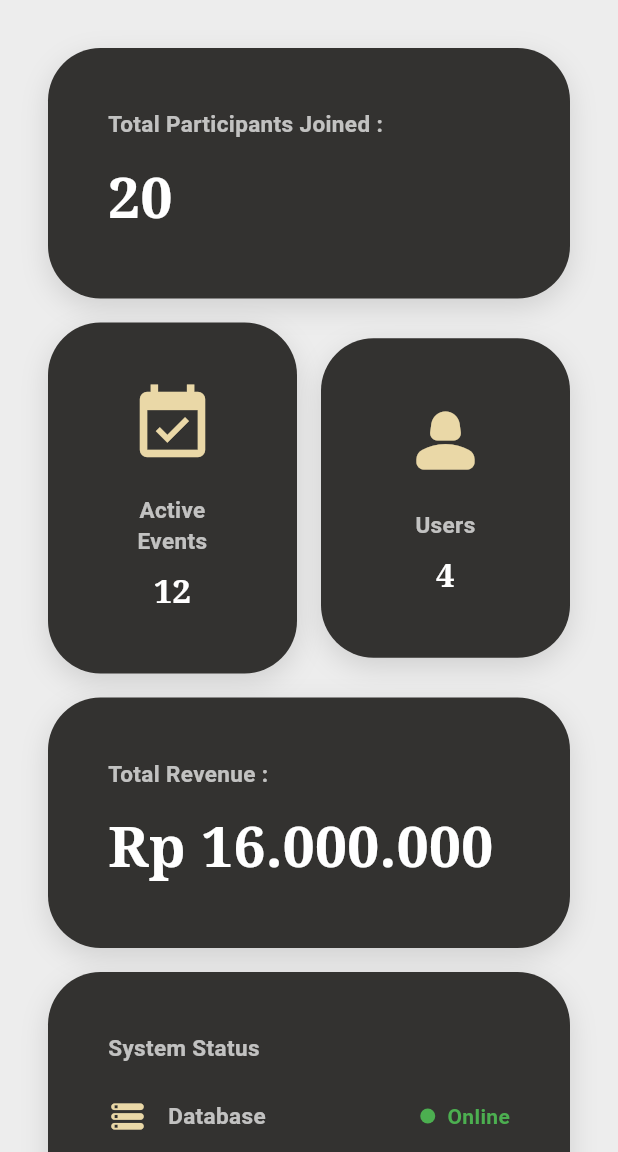
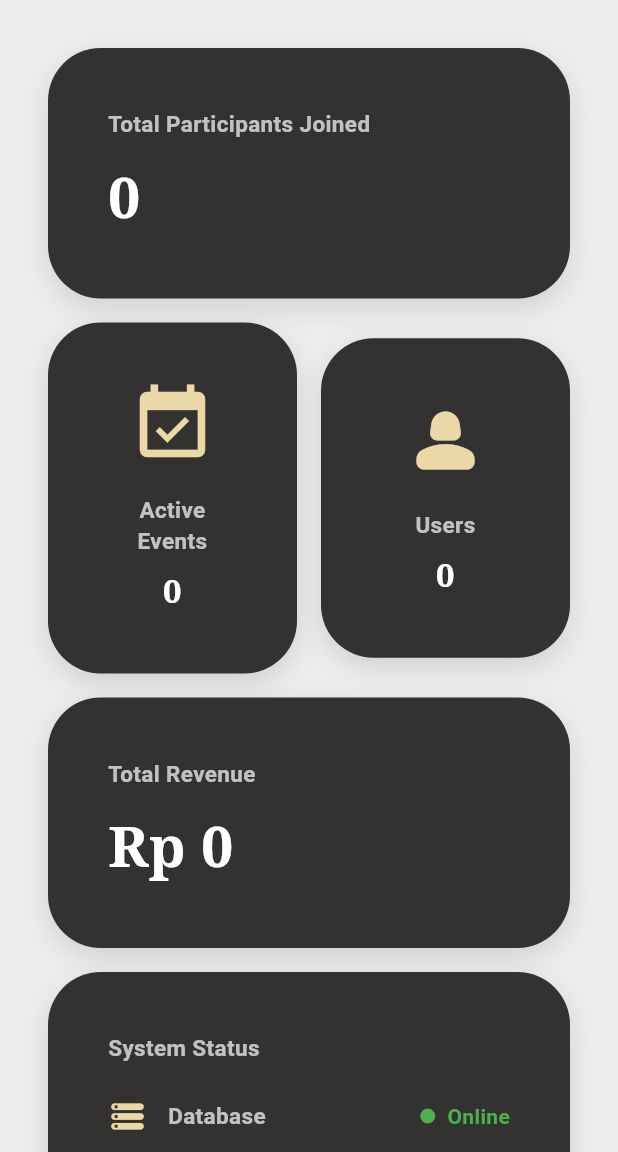
Before and after one commit to alifXz/SE-MHS, a Flutter app: the screen it shows once a user with an empty profile is signed in, in the side drawer, after a tap on "Admin Page", on a phone screen of 412 x 824 dp, the part 84-1236 px from its top. Run offline on Flutter 3.47's test engine with Material 3 defaults, Android fonts, the light colour scheme and no system bars; our stand-ins replace curved_labeled_navigation_bar, supabase_flutter, table_calendar; accounts and stored records are empty; Roboto replaces fonts that are missing (Serif).

Commit message:
admin_screen changes
no more placeholders

```diff
--- a/flutter_final_project_kintkin/lib/AdminWidgets/adminDrawer.dart
+++ b/flutter_final_project_kintkin/lib/AdminWidgets/adminDrawer.dart
@@ -1,5 +1,4 @@
 import 'package:flutter/material.dart';
-import 'package:flutter_final_project_kintkin/Pages/CreateCommunity_screen.dart';
 import 'package:flutter_final_project_kintkin/Pages/event_screen.dart';
 import 'package:flutter_final_project_kintkin/Pages/history_page.dart';
 import 'package:flutter_final_project_kintkin/Pages/login_screen.dart';
--- a/flutter_final_project_kintkin/lib/AdminWidgets/event_leaderboard_card.dart
+++ b/flutter_final_project_kintkin/lib/AdminWidgets/event_leaderboard_card.dart
@@ -5,14 +5,10 @@ class EventLeaderboardEntry {
   final String eventTitle;
   final int participantCount;
 
-EventLeaderboardEntry({required this.eventTitle, required this.participantCount});
-
-factory EventLeaderboardEntry.fromJson(Map<String, dynamic> json) {
-return EventLeaderboardEntry(
-eventTitle: json['title'] as String,
-participantCount: json['participant_count'] as int,
-);
-}
+  EventLeaderboardEntry({
+    required this.eventTitle,
+    required this.participantCount,
+  });
 }
 
 class EventLeaderboardCard extends StatefulWidget {
@@ -33,41 +29,66 @@ _load();
   }
 
   Future<List<EventLeaderboardEntry>> _fetchLeaderboard() async {
-final response = await Supabase.instance.client
+    final supabase = Supabase.instance.client;
+
+    final events = await supabase
         .from('events')
-.select('title, participant_count')
-.order('participant_count', ascending: false)
-.limit(5);
+        .select('id, title');
 
-return (response as List)
-.map((e) => EventLeaderboardEntry.fromJson(e as Map<String, dynamic>))
-.toList();
+    List<EventLeaderboardEntry> leaderboard = [];
+
+    for (final event in events) {
+      final registrations = await supabase
+          .from('registrations')
+          .select()
+          .eq('event_id', event['id']);
+
+      leaderboard.add(
+        EventLeaderboardEntry(
+          eventTitle: event['title'] as String,
+          participantCount: registrations.length,
+        ),
+      );
+    }
+
+    leaderboard.sort(
+      (a, b) => b.participantCount.compareTo(a.participantCount),
+    );
+
+    return leaderboard.take(5).toList();
   }
 
   Future<void> _load() async {
-if (mounted) setState(() => _loading = true);
+    if (mounted) {
+      setState(() => _loading = true);
+    }
+
     try {
       final data = await _fetchLeaderboard();
-if (mounted) setState(() { _entries = data; _loading = false; });
-} catch (_) {
-if (mounted) setState(() { _entries = _mockEntries(); _loading = false; });
+
+      if (!mounted) return;
+
+      setState(() {
+        _entries = data;
+        _loading = false;
+      });
+    } catch (e) {
+      debugPrint('Leaderboard Error: $e');
+
+      if (!mounted) return;
+
+      setState(() {
+        _entries = [];
+        _loading = false;
+      });
     }
-}
-
-List<EventLeaderboardEntry> _mockEntries() {
-return [
-EventLeaderboardEntry(eventTitle: 'Event A', participantCount: 120),
-EventLeaderboardEntry(eventTitle: 'Event B', participantCount: 95),
-EventLeaderboardEntry(eventTitle: 'Event C', participantCount: 80),
-EventLeaderboardEntry(eventTitle: 'Event D', participantCount: 60),
-EventLeaderboardEntry(eventTitle: 'Event E', participantCount: 45),
-];
   }
 
   Color _rankColor(int rank) {
     if (rank == 1) return const Color(0xFFFFD700);
     if (rank == 2) return const Color(0xFFB0BEC5);
     if (rank == 3) return const Color(0xFFCD7F32);
+
     return Colors.white38;
   }
 
@@ -103,11 +124,17 @@ fontWeight: FontWeight.w600,
               ),
               GestureDetector(
                 onTap: _load,
-child: const Icon(Icons.refresh, color: Colors.white30, size: 16),
+                child: const Icon(
+                  Icons.refresh,
+                  color: Colors.white30,
+                  size: 16,
+                ),
               ),
             ],
           ),
+
           const SizedBox(height: 22),
+
           if (_loading)
             const Center(
               child: Padding(
@@ -118,12 +145,28 @@ strokeWidth: 2,
                 ),
               ),
             )
+          else if (_entries.isEmpty)
+            const Center(
+              child: Padding(
+                padding: EdgeInsets.symmetric(vertical: 12),
+                child: Text(
+                  'No event data available',
+                  style: TextStyle(
+                    color: Colors.white54,
+                    fontSize: 14,
+                  ),
+                ),
+              ),
+            )
           else
             ...List.generate(_entries.length, (i) {
               final entry = _entries[i];
               final rank = i + 1;
+
               return Padding(
-padding: EdgeInsets.only(bottom: i < _entries.length - 1 ? 16 : 0),
+                padding: EdgeInsets.only(
+                  bottom: i < _entries.length - 1 ? 16 : 0,
+                ),
                 child: Row(
                   children: [
                     SizedBox(
@@ -137,7 +180,9 @@ fontWeight: FontWeight.bold,
                         ),
                       ),
                     ),
+
                     const SizedBox(width: 10),
+
                     Expanded(
                       child: Text(
                         entry.eventTitle,
@@ -149,10 +194,17 @@ fontWeight: FontWeight.w500,
                         overflow: TextOverflow.ellipsis,
                       ),
                     ),
+
                     Row(
                       children: [
-const Icon(Icons.people, color: Colors.white38, size: 14),
+                        const Icon(
+                          Icons.people,
+                          color: Colors.white38,
+                          size: 14,
+                        ),
+
                         const SizedBox(width: 5),
+
                         Text(
                           '${entry.participantCount}',
                           style: const TextStyle(
--- a/flutter_final_project_kintkin/lib/Pages/admin_screen.dart
+++ b/flutter_final_project_kintkin/lib/Pages/admin_screen.dart
@@ -1,20 +1,78 @@
 import 'package:flutter/material.dart';
+
 import 'package:flutter_final_project_kintkin/AdminWidgets/StatisticsCard.dart';
 import 'package:flutter_final_project_kintkin/AdminWidgets/api_status_card.dart';
 import 'package:flutter_final_project_kintkin/AdminWidgets/event_leaderboard_card.dart';
+
 import '../AdminWidgets/adminDrawer.dart';
-class AdminScreen extends StatelessWidget {
+import '../services/admin_service.dart';
+
+import 'package:intl/intl.dart';
+
+class AdminScreen extends StatefulWidget {
   const AdminScreen({super.key});
 
   @override
+  State<AdminScreen> createState() => _AdminScreenState();
+}
+
+class _AdminScreenState extends State<AdminScreen> {
+  int totalParticipants = 0;
+  int activeEvents = 0;
+  int totalRevenue = 0;
+  int totalUsers = 0;
+
+  bool loading = true;
+
+  @override
+  void initState() {
+    super.initState();
+    loadDashboard();
+  }
+
+  Future<void> loadDashboard() async {
+    final service = AdminService();
+
+    try {
+      final participants = await service.getTotalParticipants();
+      final active = await service.getActiveEvents();
+      final revenue = await service.getTotalRevenue();
+      final users = await service.getTotalUsers();
+
+      if (!mounted) return;
+
+      setState(() {
+        totalParticipants = participants;
+        activeEvents = active;
+        totalRevenue = revenue;
+        totalUsers = users;
+        loading = false;
+      });
+    } catch (e) {
+      debugPrint('Dashboard Error: $e');
+
+      if (!mounted) return;
+
+      setState(() {
+        loading = false;
+      });
+    }
+  }
+
+  @override
   Widget build(BuildContext context) {
+    final formattedRevenue = NumberFormat.decimalPattern('id_ID').format(totalRevenue);
     return Scaffold(
       backgroundColor: const Color.fromARGB(255, 237, 237, 237),
-      appBar:  AppBar(
+
+      appBar: AppBar(
         automaticallyImplyLeading: false,
         leading: Builder(
           builder: (context) => IconButton(
-            icon: const Icon(Icons.arrow_back, color: Colors.black87),
+            icon: const Icon(
+              Icons.arrow_back,
+              color: Colors.black87,
+            ),
             onPressed: () => Navigator.pop(context),
           ),
         ),
@@ -30,53 +88,73 @@ class AdminScreen extends StatelessWidget {
         actions: [
           Builder(
             builder: (context) => IconButton(
-              icon: const Icon(Icons.menu, color: Colors.black87),
-              onPressed: () => Scaffold.of(context).openEndDrawer(),
+              icon: const Icon(
+                Icons.menu,
+                color: Colors.black87,
+              ),
+              onPressed: () =>
+                  Scaffold.of(context).openEndDrawer(),
             ),
           ),
         ],
       ),
+
       endDrawer: const Admindrawer(),
-      body: SingleChildScrollView(
+
+      body: loading
+          ? const Center(
+              child: CircularProgressIndicator(),
+            )
+          : SingleChildScrollView(
               padding: const EdgeInsets.all(32),
               child: Column(
                 children: [
-            const StatCard(
-              title: 'Total Participants Joined :',
-              value: '20',
+                  StatCard(
+                    title: 'Total Participants Joined',
+                    value: totalParticipants.toString(),
                     icon: Icons.groups,
                   ),
+
                   const SizedBox(height: 16),
-            const Row(
+
+                  Row(
                     children: [
                       Expanded(
                         child: StatCard(
                           title: 'Active Events',
-                    value: '12',
+                          value: activeEvents.toString(),
                           icon: Icons.event_available,
                           isSmall: true,
                         ),
                       ),
-                SizedBox(width: 16),
+
+                      const SizedBox(width: 16),
+
                       Expanded(
                         child: StatCard(
                           title: 'Users',
-                    value: '4',
+                          value: totalUsers.toString(),
                           icon: Icons.person_2_rounded,
                           isSmall: true,
                         ),
                       ),
                     ],
                   ),
+
                   const SizedBox(height: 16),
-            const StatCard(
-              title: 'Total Revenue :',
-              value: 'Rp 16.000.000',
+
+                  StatCard(
+                    title: 'Total Revenue',
+                    value: 'Rp $formattedRevenue',
                     icon: Icons.account_balance_wallet,
                   ),
+
                   const SizedBox(height: 16),
+
                   const ApiStatusCard(),
+
                   const SizedBox(height: 16),
+
                   const EventLeaderboardCard(),
                 ],
               ),
--- /dev/null
+++ b/flutter_final_project_kintkin/lib/services/admin_service.dart
@@ -0,0 +1,52 @@
+import 'package:supabase_flutter/supabase_flutter.dart';
+
+class AdminService {
+  final _supabase = Supabase.instance.client;
+
+  Future<int> getTotalParticipants() async {
+    final response = await _supabase
+        .from('registrations')
+        .select();
+
+    return response.length;
+  }
+
+  Future<int> getActiveEvents() async {
+    final today = DateTime.now().toIso8601String().split('T').first;
+
+    final response = await _supabase
+        .from('events')
+        .select()
+        .gte('event_date', today);
+
+    return response.length;
+  }
+
+  Future<int> getTotalRevenue() async {
+    final registrations = await _supabase
+        .from('registrations')
+        .select('event_id');
+
+    int revenue = 0;
+
+    for (final registration in registrations) {
+      final event = await _supabase
+          .from('events')
+          .select('price')
+          .eq('id', registration['event_id'])
+          .single();
+
+      revenue += (event['price'] as int?) ?? 0;
+    }
+
+    return revenue;
+  }
+
+  Future<int> getTotalUsers() async {
+    final response = await _supabase
+        .from('users')
+        .select();
+
+    return response.length;
+  }
+}
```
Lines whose indentation alone changed are shown as unchanged.
